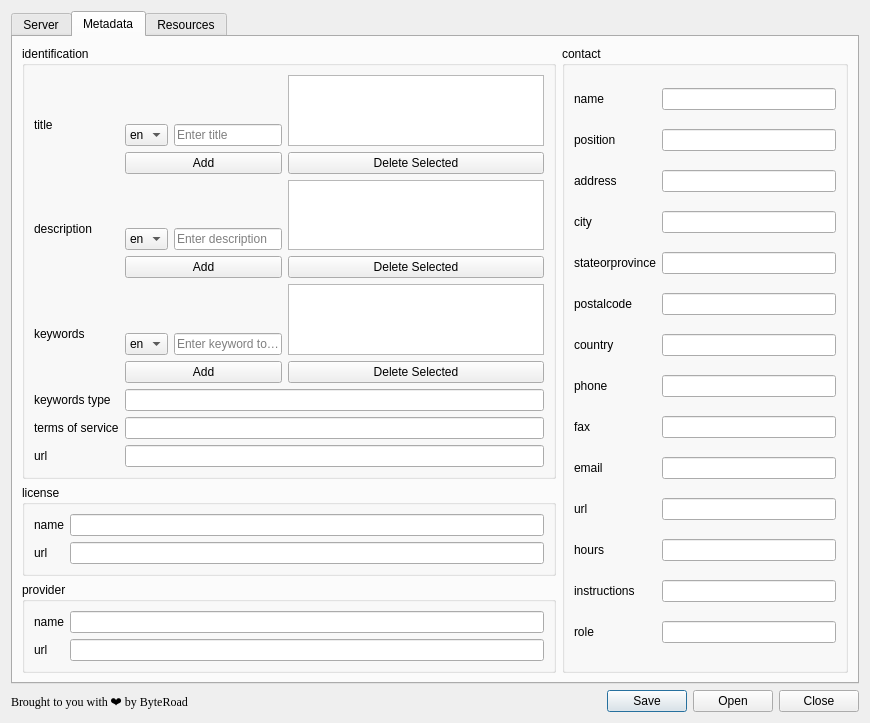
Above: pygeoapi_config_dialog_base.ui from KatKatKateryna/pygeoapi_config before the change. Below: the same form after it.
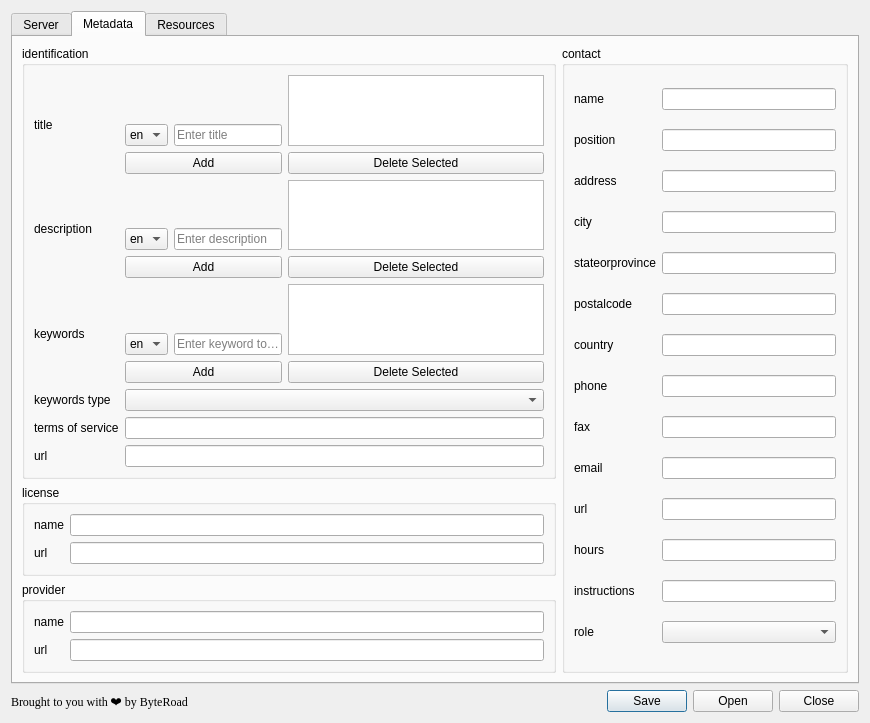
That is the form after the change. The open tabs and pages were chosen to show the change. Icons and pictures are not drawn.

Diff of the .ui file:
```diff
--- a/pygeoapi_config_dialog_base.ui
+++ b/pygeoapi_config_dialog_base.ui
@@ -889,7 +889,7 @@
            </widget>
           </item>
           <item row="3" column="1">
-           <widget class="QLineEdit" name="lineEditMetadataIdKeywordsType">
+           <widget class="QComboBox" name="comboBoxMetadataIdKeywordsType">
            </widget>
           </item>
 
@@ -1168,7 +1168,7 @@
             </widget>
             </item>
             <item row="13" column="1">
-              <widget class="QLineEdit" name="lineEditMetadataContactRole">
+              <widget class="QComboBox" name="comboBoxMetadataContactRole">
             </widget>
             </item>
 
```
